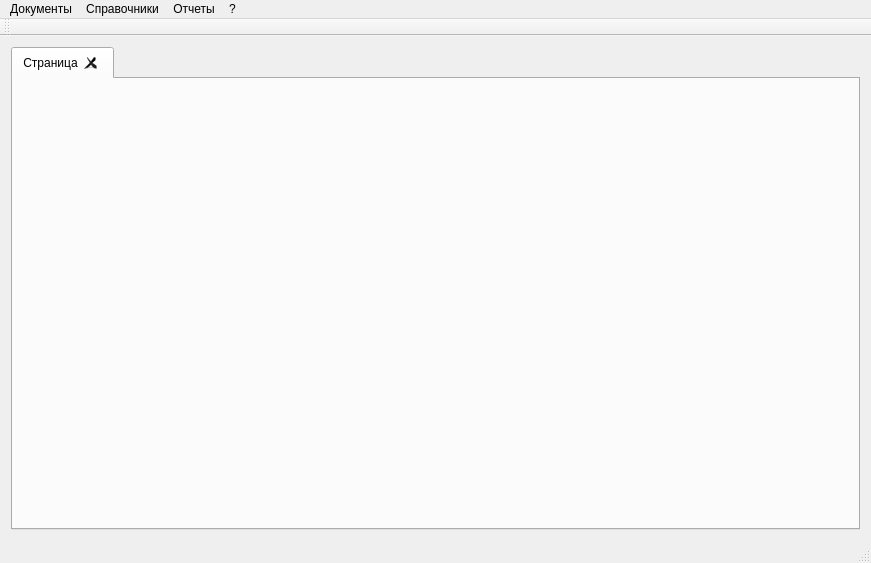
Before: the Qt Designer form NotesDSS/notesdss.ui in Skyrim78/NotesDSS, drawn with Qt 5.
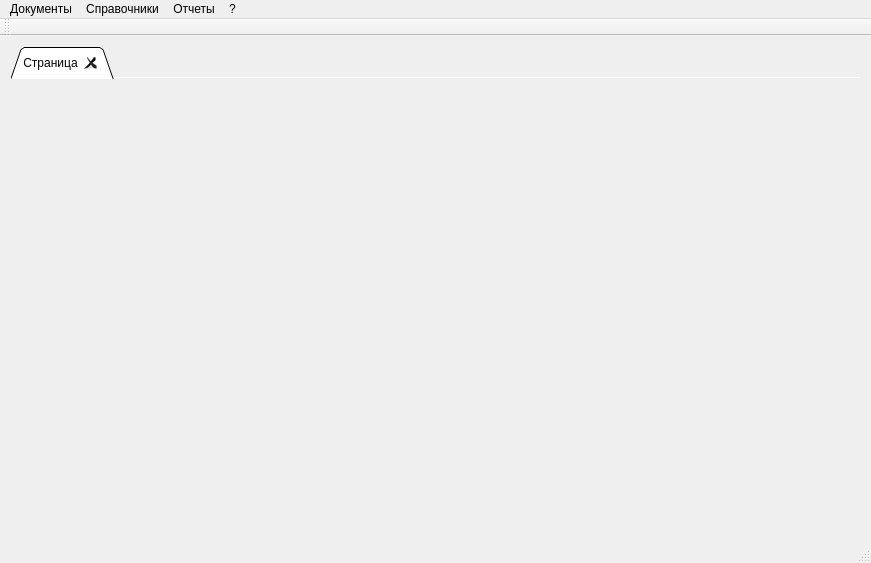
After: the same form once the commit is applied.

The edit to the form file:
```diff
--- a/NotesDSS/notesdss.ui
+++ b/NotesDSS/notesdss.ui
@@ -17,9 +17,15 @@
    <layout class="QGridLayout" name="gridLayout">
     <item row="0" column="0">
      <widget class="QTabWidget" name="tabWidget_pages">
+      <property name="tabShape">
+       <enum>QTabWidget::Triangular</enum>
+      </property>
       <property name="currentIndex">
        <number>0</number>
       </property>
+      <property name="documentMode">
+       <bool>true</bool>
+      </property>
       <property name="tabsClosable">
        <bool>true</bool>
       </property>
```
Left out of the diff: 4 changed lines with no effect on the pictures.
